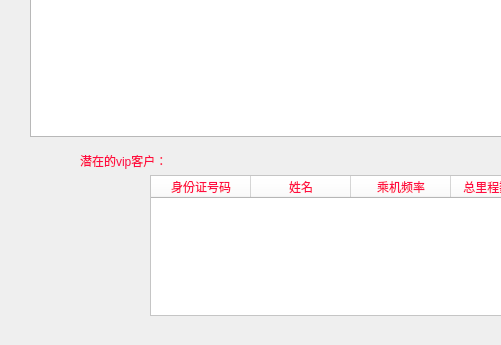
This is mainwindow.ui in ClarkKenty/air_vip_finder as Qt 5 draws it before an edit; both pictures show x 0 to 501 and y 358 to 703 of the 800 by 703 pixel window. The edited form follows.
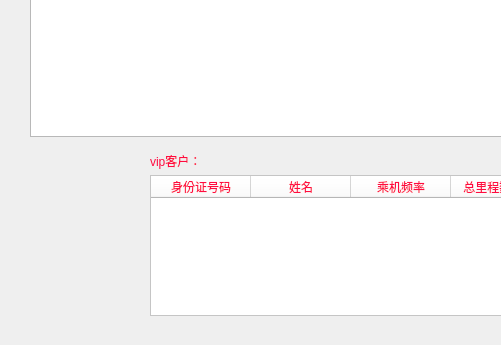
This is the edited form.

Patch:
```diff
--- a/mainwindow.ui
+++ b/mainwindow.ui
@@ -77,7 +77,7 @@
    <widget class="QLabel" name="label">
     <property name="geometry">
      <rect>
-      <x>80</x>
+      <x>150</x>
       <y>480</y>
       <width>271</width>
       <height>31</height>
@@ -88,7 +88,7 @@
 font: 75 16pt &quot;Adobe Devanagari&quot;;</string>
     </property>
     <property name="text">
-     <string>潜在的vip客户：</string>
+     <string>vip客户：</string>
     </property>
    </widget>
    <widget class="QTableWidget" name="vip_table">
```
